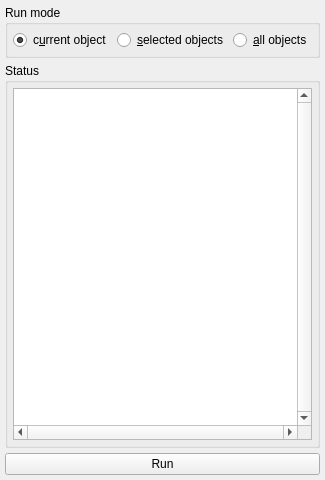
Above: src/redmost/backends/redrock/rrock_tab.ui from mauritiusdadd/redmost before the change. Below: the same form after it.
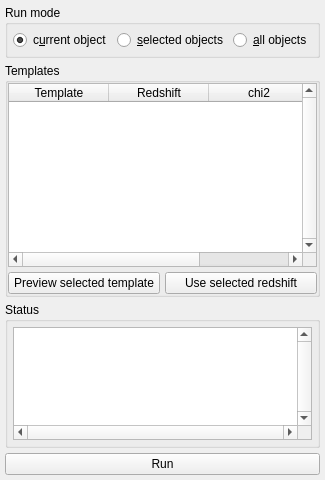
That is the form after the change.

Commit message: Improve redrock ui interface

The edit to the form file:
```diff
--- a/src/redmost/backends/redrock/rrock_tab.ui
+++ b/src/redmost/backends/redrock/rrock_tab.ui
@@ -77,6 +77,85 @@
      </layout>
     </widget>
    </item>
+   <item>
+    <widget class="QGroupBox" name="group_box_redrock_templates">
+     <property name="title">
+      <string>Templates</string>
+     </property>
+     <layout class="QVBoxLayout" name="verticalLayout_redrock_templates">
+      <property name="spacing">
+       <number>5</number>
+      </property>
+      <property name="leftMargin">
+       <number>0</number>
+      </property>
+      <property name="topMargin">
+       <number>0</number>
+      </property>
+      <property name="rightMargin">
+       <number>0</number>
+      </property>
+      <property name="bottomMargin">
+       <number>0</number>
+      </property>
+      <item>
+       <widget class="QTableWidget" name="redrock_templates_table_widget">
+        <property name="verticalScrollBarPolicy">
+         <enum>Qt::ScrollBarPolicy::ScrollBarAlwaysOn</enum>
+        </property>
+        <property name="editTriggers">
+         <set>QAbstractItemView::EditTrigger::NoEditTriggers</set>
+        </property>
+        <property name="selectionMode">
+         <enum>QAbstractItemView::SelectionMode::SingleSelection</enum>
+        </property>
+        <property name="selectionBehavior">
+         <enum>QAbstractItemView::SelectionBehavior::SelectRows</enum>
+        </property>
+        <property name="sortingEnabled">
+         <bool>true</bool>
+        </property>
+        <attribute name="horizontalHeaderStretchLastSection">
+         <bool>true</bool>
+        </attribute>
+        <column>
+         <property name="text">
+          <string>Template</string>
+         </property>
+        </column>
+        <column>
+         <property name="text">
+          <string>Redshift</string>
+         </property>
+        </column>
+        <column>
+         <property name="text">
+          <string>chi2</string>
+         </property>
+        </column>
+       </widget>
+      </item>
+      <item>
+       <layout class="QHBoxLayout" name="horizontalLayout_rr_buttons">
+        <item>
+         <widget class="QPushButton" name="redrock_preview_button">
+          <property name="text">
+           <string>Preview selected template</string>
+          </property>
+         </widget>
+        </item>
+        <item>
+         <widget class="QPushButton" name="redrock_use_z_button">
+          <property name="text">
+           <string>Use selected redshift</string>
+          </property>
+         </widget>
+        </item>
+       </layout>
+      </item>
+     </layout>
+    </widget>
+   </item>
    <item>
     <widget class="QGroupBox" name="group_box_6">
      <property name="title">
@@ -100,6 +179,12 @@
       </property>
       <item>
        <widget class="QTextEdit" name="redrock_text_edit">
+        <property name="maximumSize">
+         <size>
+          <width>16777215</width>
+          <height>120</height>
+         </size>
+        </property>
         <property name="verticalScrollBarPolicy">
          <enum>Qt::ScrollBarPolicy::ScrollBarAlwaysOn</enum>
         </property>
```
The commit also changes 3 other files.
